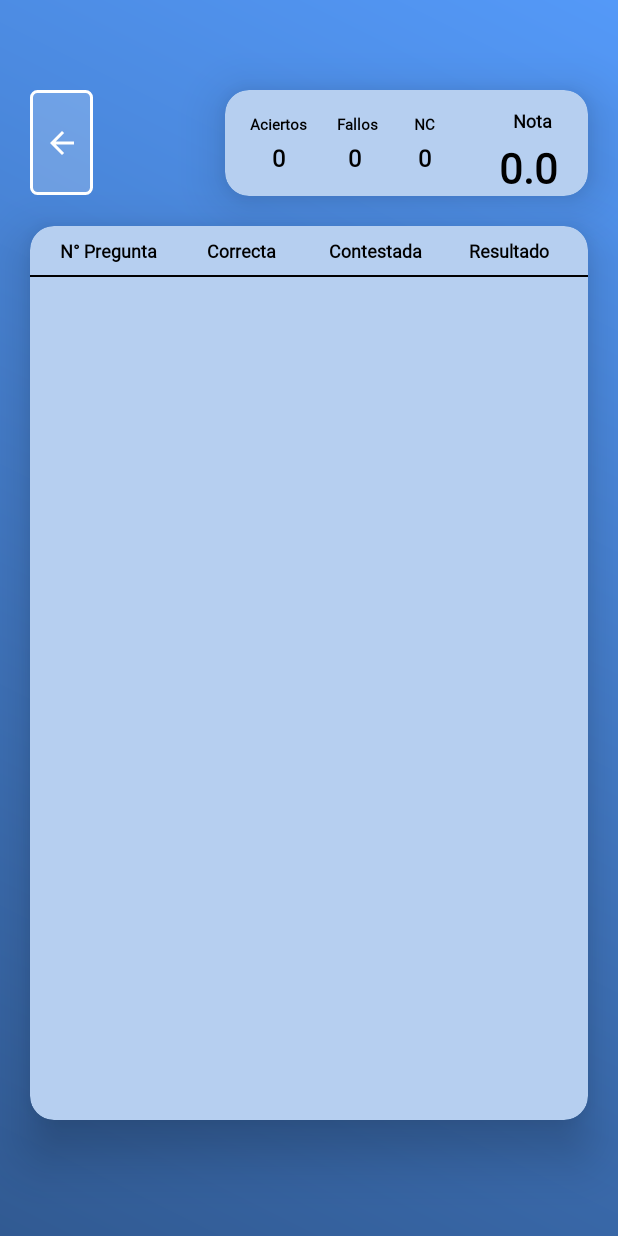
After one commit to Anibal98-GH/TIACHERApp, an Android app: the layout activity_detalles.xml on its own in the app's theme, with its tools: preview values and no code run, on a phone screen of 412 x 824 dp. The commit adds this screen. Run offline under Robolectric (Android 15) with nearby library versions, the phone set to English and light mode, and no system bars.

Commit message:
feature: new activity (details)

```diff
--- a/app/src/main/AndroidManifest.xml
+++ b/app/src/main/AndroidManifest.xml
@@ -59,6 +59,9 @@
             android:name="com.journeyapps.barcodescanner.CaptureActivity"
             android:screenOrientation="portrait"
             tools:replace="screenOrientation" />
+        <activity
+            android:name=".DetailsActivity"
+            android:screenOrientation="portrait" />
 
         <meta-data
             android:name="preloaded_fonts"
--- /dev/null
+++ b/app/src/main/res/layout/activity_detalles.xml
@@ -0,0 +1,257 @@
+<?xml version="1.0" encoding="utf-8"?>
+<androidx.constraintlayout.widget.ConstraintLayout xmlns:android="http://schemas.android.com/apk/res/android"
+    xmlns:tools="http://schemas.android.com/tools"
+    android:layout_width="match_parent"
+    android:layout_height="match_parent"
+    xmlns:app="http://schemas.android.com/apk/res-auto">
+
+
+    <ImageButton
+        android:id="@+id/imageButtonBackDetalles"
+        android:layout_width="42dp"
+        android:layout_height="70dp"
+        android:layout_marginStart="20dp"
+        android:layout_marginTop="60dp"
+        android:background="@drawable/back_bg"
+        android:padding="10dp"
+        app:layout_constraintStart_toStartOf="parent"
+        app:layout_constraintTop_toTopOf="parent"
+        app:srcCompat="@drawable/baseline_arrow_back_24" />
+
+    <androidx.cardview.widget.CardView
+        android:id="@+id/cardViewResumen"
+        android:layout_width="wrap_content"
+        android:layout_height="wrap_content"
+        android:layout_margin="20dp"
+
+        app:cardBackgroundColor="@color/form_bg"
+        app:cardCornerRadius="16dp"
+        app:cardElevation="20dp"
+        app:layout_constraintBottom_toBottomOf="@+id/imageButtonBackDetalles"
+        app:layout_constraintEnd_toEndOf="parent"
+        app:layout_constraintTop_toTopOf="@+id/imageButtonBackDetalles">
+
+        <androidx.constraintlayout.widget.ConstraintLayout
+            android:layout_width="match_parent"
+            android:layout_height="match_parent"
+            tools:layout_editor_absoluteX="80dp"
+            tools:layout_editor_absoluteY="24dp">
+
+            <TextView
+                android:id="@+id/textViewAciertoDetalles"
+                android:layout_width="wrap_content"
+                android:layout_height="wrap_content"
+                android:layout_marginTop="16dp"
+                android:fontFamily="@font/jetbrains_mono_medium"
+                android:text="Aciertos"
+                android:textAlignment="center"
+                android:textColor="@color/black"
+                android:textSize="10sp"
+                android:textStyle="bold"
+                app:layout_constraintEnd_toEndOf="parent"
+                app:layout_constraintHorizontal_bias="0.079"
+                app:layout_constraintStart_toStartOf="parent"
+                app:layout_constraintTop_toTopOf="parent" />
+
+            <TextView
+                android:id="@+id/textViewPonerAciertoDetalles"
+                android:layout_width="wrap_content"
+                android:layout_height="wrap_content"
+                android:layout_marginTop="4dp"
+                android:fontFamily="@font/jetbrains_mono_medium"
+                android:text="0"
+                android:textAlignment="center"
+                android:textColor="@color/black"
+                android:textSize="16sp"
+                android:textStyle="bold"
+                app:layout_constraintEnd_toEndOf="@+id/textViewAciertoDetalles"
+                app:layout_constraintHorizontal_bias="0.512"
+                app:layout_constraintStart_toStartOf="@+id/textViewAciertoDetalles"
+                app:layout_constraintTop_toBottomOf="@+id/textViewAciertoDetalles" />
+
+
+            <TextView
+                android:id="@+id/textViewFalloDetalles"
+                android:layout_width="wrap_content"
+                android:layout_height="wrap_content"
+                android:layout_marginStart="20dp"
+                android:fontFamily="@font/jetbrains_mono_medium"
+                android:text="Fallos"
+                android:textAlignment="center"
+                android:textColor="@color/black"
+                android:textSize="10sp"
+                android:textStyle="bold"
+                app:layout_constraintBottom_toBottomOf="@+id/textViewAciertoDetalles"
+                app:layout_constraintStart_toEndOf="@+id/textViewAciertoDetalles"
+                app:layout_constraintTop_toTopOf="@+id/textViewAciertoDetalles"
+                app:layout_constraintVertical_bias="0.0" />
+
+            <TextView
+                android:id="@+id/textViewPonerFalloDetalles"
+                android:layout_width="wrap_content"
+                android:layout_height="wrap_content"
+                android:layout_marginTop="4dp"
+                android:fontFamily="@font/jetbrains_mono_medium"
+                android:text="0"
+                android:textAlignment="center"
+                android:textColor="@color/black"
+                android:textSize="16sp"
+                android:textStyle="bold"
+                app:layout_constraintEnd_toStartOf="@+id/textViewPonerNCDetalles"
+                app:layout_constraintHorizontal_bias="0.526"
+                app:layout_constraintStart_toEndOf="@+id/textViewPonerAciertoDetalles"
+                app:layout_constraintTop_toBottomOf="@+id/textViewFalloDetalles" />
+
+            <TextView
+                android:id="@+id/textViewNCDetalles"
+                android:layout_width="wrap_content"
+                android:layout_height="wrap_content"
+                android:layout_marginStart="24dp"
+                android:fontFamily="@font/jetbrains_mono_medium"
+                android:text="NC"
+                android:textAlignment="center"
+                android:textColor="@color/black"
+                android:textSize="10sp"
+                android:textStyle="bold"
+                app:layout_constraintBottom_toBottomOf="@+id/textViewFalloDetalles"
+                app:layout_constraintStart_toEndOf="@+id/textViewFalloDetalles"
+                app:layout_constraintTop_toTopOf="@+id/textViewFalloDetalles"
+                app:layout_constraintVertical_bias="0.0" />
+
+            <TextView
+                android:id="@+id/textViewPonerNCDetalles"
+                android:layout_width="wrap_content"
+                android:layout_height="wrap_content"
+                android:layout_marginTop="4dp"
+                android:fontFamily="@font/jetbrains_mono_medium"
+                android:text="0"
+                android:textAlignment="center"
+                android:textColor="@color/black"
+                android:textSize="16sp"
+                android:textStyle="bold"
+                app:layout_constraintEnd_toEndOf="@+id/textViewNCDetalles"
+                app:layout_constraintStart_toStartOf="@+id/textViewNCDetalles"
+                app:layout_constraintTop_toBottomOf="@+id/textViewNCDetalles" />
+
+            <TextView
+                android:id="@+id/textViewNotaDetalles"
+                android:layout_width="wrap_content"
+                android:layout_height="wrap_content"
+                android:layout_marginStart="52dp"
+                android:layout_marginTop="12dp"
+                android:fontFamily="@font/jetbrains_mono_medium"
+                android:text="Nota"
+                android:textAlignment="center"
+                android:textColor="@color/black"
+                android:textSize="12sp"
+                android:textStyle="bold"
+                app:layout_constraintEnd_toEndOf="parent"
+                app:layout_constraintHorizontal_bias="0.0"
+                app:layout_constraintStart_toEndOf="@+id/textViewNCDetalles"
+                app:layout_constraintTop_toTopOf="parent" />
+
+            <TextView
+                android:id="@+id/textViewPonerNotaDetalles"
+                android:layout_width="wrap_content"
+                android:layout_height="wrap_content"
+                android:layout_marginTop="4dp"
+                android:layout_marginRight="20dp"
+                android:fontFamily="@font/jetbrains_mono_medium"
+                android:text="0.0"
+                android:textAlignment="center"
+                android:textColor="@color/black"
+                android:textSize="28sp"
+                android:textStyle="bold"
+                app:layout_constraintEnd_toEndOf="@+id/textViewNotaDetalles"
+                app:layout_constraintHorizontal_bias="0.285"
+                app:layout_constraintStart_toStartOf="@+id/textViewNotaDetalles"
+                app:layout_constraintTop_toBottomOf="@+id/textViewNotaDetalles" />
+
+
+        </androidx.constraintlayout.widget.ConstraintLayout>
+    </androidx.cardview.widget.CardView>
+
+    <androidx.cardview.widget.CardView
+        android:id="@+id/cardView"
+        android:layout_width="match_parent"
+        android:layout_height="596dp"
+        android:layout_marginHorizontal="20dp"
+        android:layout_marginTop="20dp"
+        app:cardBackgroundColor="@color/form_bg"
+        app:cardCornerRadius="16dp"
+        app:cardElevation="20dp"
+        app:layout_constraintEnd_toEndOf="@+id/cardViewResumen"
+        app:layout_constraintStart_toStartOf="@+id/imageButtonBackDetalles"
+        app:layout_constraintTop_toBottomOf="@+id/cardViewResumen">
+
+        <ScrollView
+            android:id="@+id/myScrollView"
+            android:layout_width="match_parent"
+            android:layout_height="match_parent">
+
+            <LinearLayout
+                android:id="@+id/linearContainer"
+                android:layout_width="match_parent"
+                android:layout_height="wrap_content"
+                android:orientation="vertical">
+
+                <LinearLayout
+                    android:layout_width="match_parent"
+                    android:layout_height="wrap_content"
+                    android:orientation="horizontal"
+                    android:padding="8dp">
+
+                    <TextView
+                        android:layout_width="0dp"
+                        android:layout_height="wrap_content"
+                        android:layout_weight="1"
+                        android:fontFamily="@font/jetbrains_mono_medium"
+                        android:gravity="center"
+                        android:text="N° Pregunta"
+                        android:textColor="@color/black"
+                        android:textSize="12sp"
+                        android:textStyle="bold" />
+
+                    <TextView
+                        android:layout_width="0dp"
+                        android:layout_height="wrap_content"
+                        android:layout_weight="1"
+                        android:fontFamily="@font/jetbrains_mono_medium"
+                        android:gravity="center"
+                        android:text="Correcta"
+                        android:textColor="@color/black"
+                        android:textSize="12sp"
+                        android:textStyle="bold" />
+
+                    <TextView
+                        android:layout_width="0dp"
+                        android:layout_height="wrap_content"
+                        android:layout_weight="1"
+                        android:fontFamily="@font/jetbrains_mono_medium"
+                        android:gravity="center"
+                        android:text="Contestada"
+                        android:textColor="@color/black"
+                        android:textSize="12sp"
+                        android:textStyle="bold" />
+
+                    <TextView
+                        android:layout_width="0dp"
+                        android:layout_height="wrap_content"
+                        android:layout_weight="1"
+                        android:fontFamily="@font/jetbrains_mono_medium"
+                        android:gravity="center"
+                        android:text="Resultado"
+                        android:textColor="@color/black"
+                        android:textSize="12sp"
+                        android:textStyle="bold" />
+
+                </LinearLayout>
+
+                <View
+                    android:layout_width="match_parent"
+                    android:layout_height="1dp"
+                    android:background="@android:color/black" />
+            </LinearLayout>
+        </ScrollView>
+    </androidx.cardview.widget.CardView>
+</androidx.constraintlayout.widget.ConstraintLayout>
```
Also changed, not shown: app/src/main/java/com/example/tiacher/DetailsActivity.kt (added, +135 -0 lines), app/src/main/java/com/example/tiacher/ExamActivity.kt (+16 -3 lines), app/src/main/java/com/example/tiacher/dataclass/requestResponses.kt (+10 -1 lines), app/src/main/java/com/example/tiacher/helper/DatabaseHelper.kt (+9 -1 lines), app/src/main/res/layout/dialog_results.xml (+25 -14 lines).
